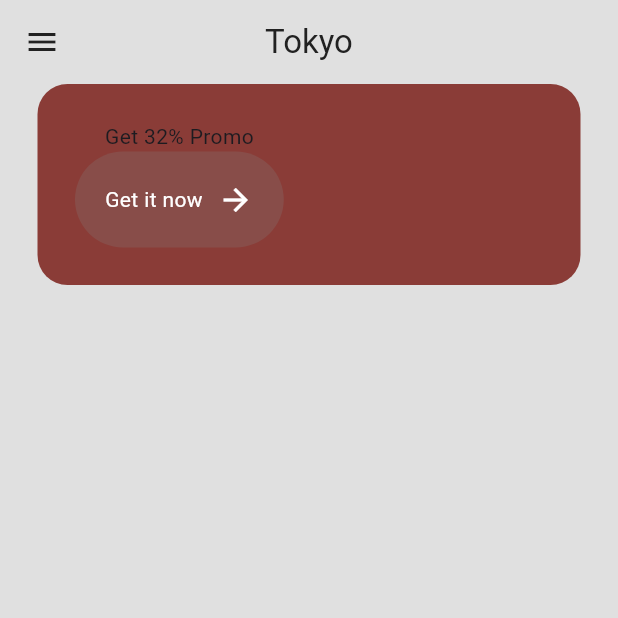
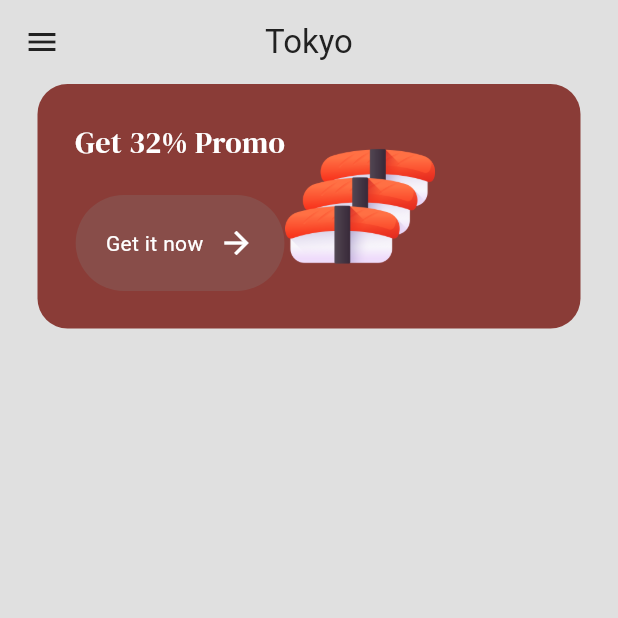
Before and after one commit to Brayan-chan/sushi_shop, a Flutter app: the MenuPage screen opened by its route, on a phone screen of 412 x 824 dp, the top half of it. Run offline on Flutter 3.47's test engine with Material 3 defaults, Android fonts, the phone set to English and light mode, and no system bars; our stand-ins replace google_fonts.

Commit message:
Adición de la imagen de la promoción

```diff
--- a/lib/pages/menu_page.dart
+++ b/lib/pages/menu_page.dart
@@ -1,4 +1,5 @@
 import 'package:flutter/material.dart';
+import 'package:google_fonts/google_fonts.dart';
 import 'package:sushi_shop/components/button.dart';
 import 'package:sushi_shop/theme/colors.dart';
 
@@ -59,7 +60,16 @@ class _MenuPageState extends State<MenuPage> {
                 Column(
                   children: [
                     //Texto de promoción
-                    const Text('Get 32% Promo'),
+                    //Dandole estilos al texto
+                    Text(
+                      'Get 32% Promo',
+                      style: GoogleFonts.dmSerifDisplay(
+                        fontSize: 20,
+                        color: Colors.white,
+                      ),
+                    ),
+
+                    const SizedBox(height: 20),
 
                     //Boton de promoción
                     MyButton(
@@ -67,7 +77,13 @@ class _MenuPageState extends State<MenuPage> {
                       onTap: (){}
                     ),
                   ],
-                )
+                ),
+
+                //Imagen de promocion
+                Image.asset(
+                  'lib/images/many-sushi.png',
+                  height: 100,
+                ),
               ],
             ),
           ),
```
